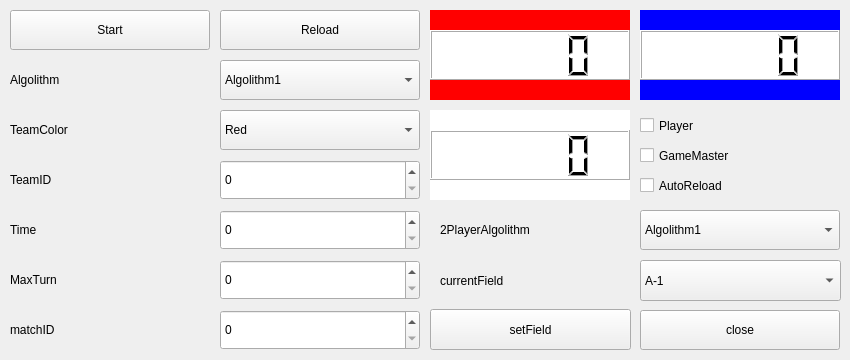
The window that src/mainwindow.ui (gra1024/Procon30_simulator) describes before a commit, drawn with Qt 5.
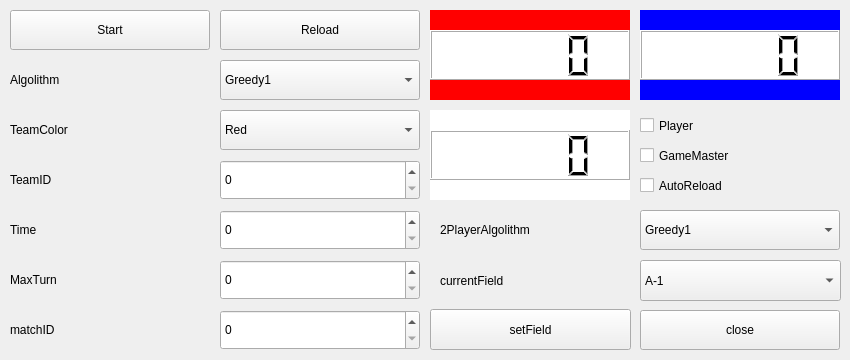
The same window after the commit.

```diff
--- a/src/mainwindow.ui
+++ b/src/mainwindow.ui
@@ -138,7 +138,7 @@
    </property>
    <item>
     <property name="text">
-     <string>Algolithm1</string>
+     <string>Greedy1</string>
     </property>
    </item>
    <item>
@@ -442,7 +442,7 @@
    </property>
    <item>
     <property name="text">
-     <string>Algolithm1</string>
+     <string>Greedy1</string>
     </property>
    </item>
    <item>
```
Left out of the diff: 4 changed lines with no effect on the pictures.
